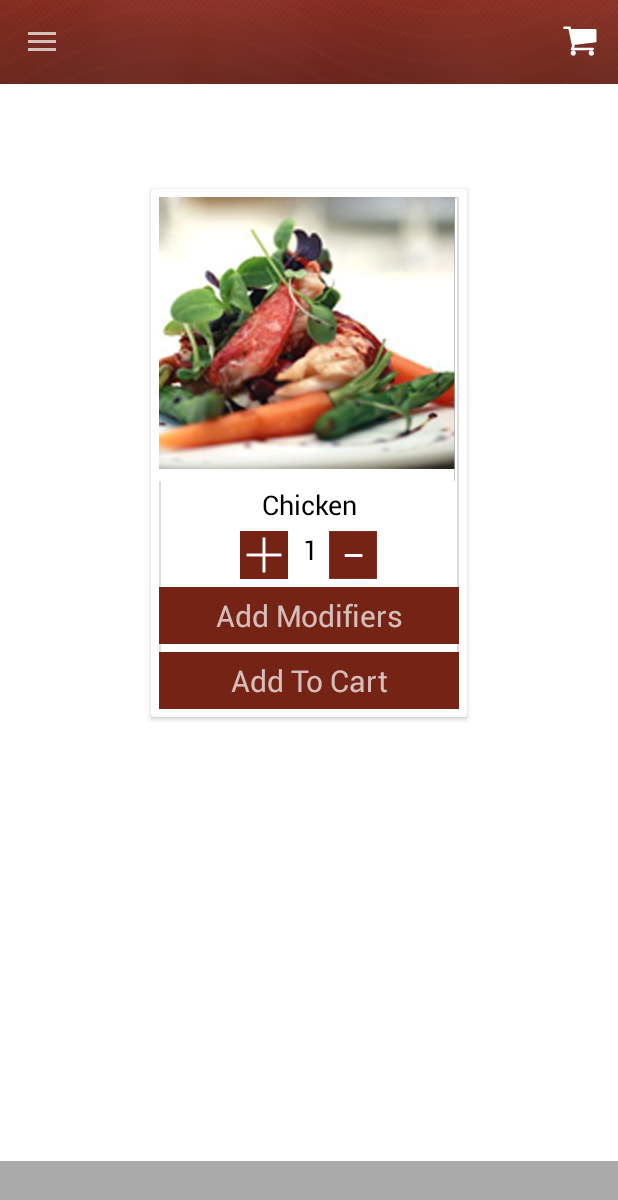
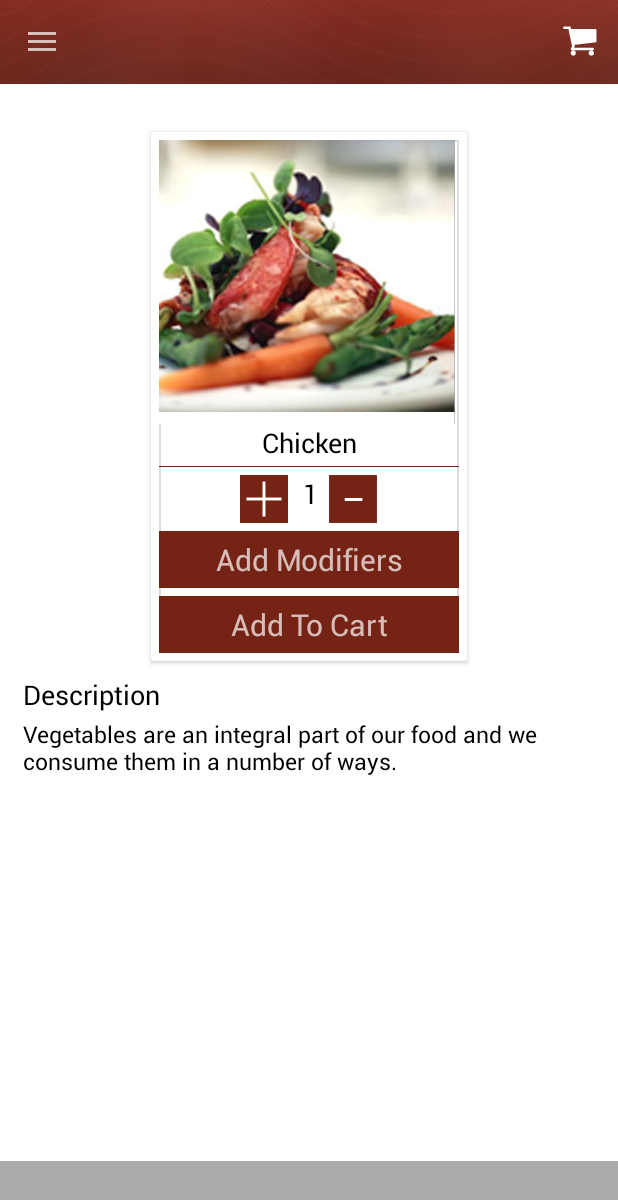
Before and after one commit to Brain-Technosys/QZERO, an Android app: the fragment AddCartFragment placed in its activity, on a phone screen of 412 x 824 dp. Shown: the top 1200 px of the screen. Run offline under Robolectric (Android 15) with nearby library versions, the phone set to English and light mode, and no system bars; our stand-ins replace ButterKnife, Picasso; pictures from the network do not load.

Commit message:
add to cart changed

```diff
--- a/app/src/main/java/com/example/qzero/CommonFiles/RequestResponse/Const.java
+++ b/app/src/main/java/com/example/qzero/CommonFiles/RequestResponse/Const.java
@@ -70,6 +70,9 @@ public class Const {
     //Initialze outlet activity variables
     public static String TAG_OUTLET_ID = "outletId";
     public static String TAG_NAME = "name";
+    public static String TAG_OUTLET_DESC="outletHeading";
+    public static String TAG_PH_NUM="phoneNumber";
+    public static String TAG_MOB_NUM="mobileNumber";
     public static String TAG_OUTLET_ACTIVE = "isActive";
 
     //Initialize item variables
--- a/app/src/main/java/com/example/qzero/Outlet/Fragments/AddCartFragment.java
+++ b/app/src/main/java/com/example/qzero/Outlet/Fragments/AddCartFragment.java
@@ -36,6 +36,12 @@ public class AddCartFragment extends Fragment {
     @InjectView(R.id.txtViewAddCart)
     TextView txtViewAddCart;
 
+    @InjectView(R.id.txtViewTitleDesc)
+    TextView txtViewTitleDesc;
+
+    @InjectView(R.id.txtViewDesc)
+    TextView txtViewDesc;
+
     Dialog dialog;
 
     LinearLayout linLayChckBox;
@@ -45,7 +51,6 @@ public class AddCartFragment extends Fragment {
     TextView txtViewOk;
 
     CheckBox checkBox;
-
 
 
     public View onCreateView(LayoutInflater inflater, ViewGroup container,
@@ -63,29 +68,28 @@ public class AddCartFragment extends Fragment {
         setFonts();
     }
 
-    private void setFonts()
-    {
+    private void setFonts() {
         FontHelper.setFontFace(txtViewItemName, FontHelper.FontType.FONT, getActivity());
-        FontHelper.setFontFace(txtViewQty, FontHelper.FontType.FONT,getActivity());
+        FontHelper.setFontFace(txtViewQty, FontHelper.FontType.FONT, getActivity());
         FontHelper.setFontFace(txtViewModifiers, FontHelper.FontType.FONT, getActivity());
         FontHelper.setFontFace(txtViewAddCart, FontHelper.FontType.FONT, getActivity());
+        FontHelper.setFontFace(txtViewTitleDesc, FontHelper.FontType.FONT, getActivity());
+        FontHelper.setFontFace(txtViewDesc, FontHelper.FontType.FONT, getActivity());
     }
 
     @OnClick(R.id.txtViewModifiers)
-    void openModifiersDialog()
-    {
+    void openModifiersDialog() {
         openDialog();
     }
 
-    private void openDialog()
-    {
+    private void openDialog() {
         dialog = new Dialog(getActivity());
         dialog.requestWindowFeature(Window.FEATURE_NO_TITLE);
         dialog.setContentView(R.layout.dialog_add_modifiers);
 
         getDialogIds();
 
-        for(int i=0;i<5;i++) {
+        for (int i = 0; i < 5; i++) {
             checkBox = new CheckBox(getActivity());
             checkBox.setTag(i);
             checkBox.setText("Soda Masala");
@@ -95,7 +99,7 @@ public class AddCartFragment extends Fragment {
                 @Override
                 public void onCheckedChanged(CompoundButton buttonView, boolean isChecked) {
 
-                    Toast.makeText(getActivity(),"check",Toast.LENGTH_LONG);
+                    Toast.makeText(getActivity(), "check", Toast.LENGTH_LONG);
                 }
             });
 
@@ -105,26 +109,23 @@ public class AddCartFragment extends Fragment {
 
     }
 
-    private void getDialogIds()
-    {
-        linLayChckBox=(LinearLayout) dialog.findViewById(R.id.linLayChckBox);
-        txtViewTitle=(TextView) dialog.findViewById(R.id.txtViewTitle);
-        txtViewCancel=(TextView) dialog.findViewById(R.id.txtViewCancel);
-        txtViewOk=(TextView) dialog.findViewById(R.id.txtViewOk);
+    private void getDialogIds() {
+        linLayChckBox = (LinearLayout) dialog.findViewById(R.id.linLayChckBox);
+        txtViewTitle = (TextView) dialog.findViewById(R.id.txtViewTitle);
+        txtViewCancel = (TextView) dialog.findViewById(R.id.txtViewCancel);
+        txtViewOk = (TextView) dialog.findViewById(R.id.txtViewOk);
 
         setDialogFonts();
         setOnClick();
     }
 
-    private void setDialogFonts()
-    {
+    private void setDialogFonts() {
         FontHelper.setFontFace(txtViewTitle, FontHelper.FontType.FONT, getActivity());
         FontHelper.setFontFace(txtViewCancel, FontHelper.FontType.FONT, getActivity());
         FontHelper.setFontFace(txtViewOk, FontHelper.FontType.FONT, getActivity());
     }
 
-    private void setOnClick()
-    {
+    private void setOnClick() {
         txtViewCancel.setOnClickListener(new View.OnClickListener() {
             @Override
             public void onClick(View v) {
--- a/app/src/main/res/layout/fragment_add_cart.xml
+++ b/app/src/main/res/layout/fragment_add_cart.xml
@@ -3,6 +3,14 @@
     android:layout_width="match_parent"
     android:layout_height="match_parent"
     android:background="@android:color/white">
+
+    <ScrollView
+        android:layout_width="match_parent"
+        android:layout_height="match_parent">
+
+        <RelativeLayout
+            android:layout_width="wrap_content"
+            android:layout_height="wrap_content">
 
             <android.support.v7.widget.CardView xmlns:android="http://schemas.android.com/apk/res/android"
                 xmlns:card_view="http://schemas.android.com/apk/res-auto"
@@ -10,7 +18,7 @@
                 android:layout_width="wrap_content"
                 android:layout_height="wrap_content"
                 android:layout_centerHorizontal="true"
-        android:layout_marginTop="70dp"
+                android:layout_marginTop="32dp"
                 card_view:cardBackgroundColor="#FFFFFF">
 
                 <RelativeLayout
@@ -41,17 +49,24 @@
                         android:layout_height="wrap_content"
                         android:layout_below="@+id/imgViewItem"
                         android:layout_centerInParent="true"
-                android:layout_marginTop="3dp"
                         android:gravity="center"
                         android:text="Chicken"
+                        android:layout_marginBottom="3dp"
                         android:textColor="@android:color/black"
                         android:textSize="18sp" />
+
+                    <View
+                        android:id="@+id/view"
+                        android:layout_width="200dp"
+                        android:layout_height="0.5dp"
+                        android:layout_below="@+id/txtViewItemName"
+                        android:background="#742314"/>
 
                     <LinearLayout
                         android:id="@+id/linLayQty"
                         android:layout_width="wrap_content"
                         android:layout_height="wrap_content"
-                android:layout_below="@+id/txtViewItemName"
+                        android:layout_below="@+id/view"
                         android:layout_centerInParent="true"
                         android:layout_marginTop="5dp"
                         android:orientation="horizontal">
@@ -89,9 +104,9 @@
                         android:layout_height="wrap_content"
                         android:layout_below="@+id/linLayQty"
                         android:layout_centerInParent="true"
+                        android:layout_marginTop="5dp"
                         android:background="#742314"
                         android:gravity="center"
-                android:layout_marginTop="5dp"
                         android:paddingBottom="5dp"
                         android:paddingLeft="10dp"
                         android:paddingRight="10dp"
@@ -103,6 +118,7 @@
                         android:id="@+id/txtViewAddCart"
                         android:layout_width="200dp"
                         android:layout_height="wrap_content"
+                        android:layout_below="@+id/txtViewModifiers"
                         android:layout_centerInParent="true"
                         android:layout_marginTop="5dp"
                         android:background="#742314"
@@ -112,10 +128,40 @@
                         android:paddingRight="10dp"
                         android:paddingTop="5dp"
                         android:text="Add To Cart"
-                android:layout_below="@+id/txtViewModifiers"
                         android:textSize="20dp" />
 
 
                 </RelativeLayout>
             </android.support.v7.widget.CardView>
+
+            <LinearLayout
+                android:layout_width="match_parent"
+                android:layout_height="wrap_content"
+                android:layout_below="@+id/cardView"
+                android:layout_marginLeft="15dp"
+                android:layout_marginRight="10dp"
+                android:layout_marginTop="10dp"
+                android:orientation="vertical">
+
+                <TextView
+                    android:id="@+id/txtViewTitleDesc"
+                    android:layout_width="wrap_content"
+                    android:layout_height="wrap_content"
+                    android:text="Description"
+                    android:textColor="@android:color/black"
+                    android:textSize="18sp" />
+
+                <TextView
+                    android:id="@+id/txtViewDesc"
+                    android:layout_width="wrap_content"
+                    android:layout_height="wrap_content"
+                    android:layout_marginTop="3dp"
+                    android:text="Vegetables are an integral part of our food and we consume them in a number of ways."
+                    android:textColor="@android:color/black"
+                    android:textSize="15sp" />
+
+
+            </LinearLayout>
         </RelativeLayout>
+    </ScrollView>
+</RelativeLayout>
```
Also changed, not shown: app/src/main/java/com/example/qzero/Outlet/Activities/OutletActivity.java (+14 -1 lines), app/src/main/java/com/example/qzero/Outlet/ObjectClasses/Outlet.java (+34 -2 lines). Lines whose indentation alone changed are shown as unchanged.
